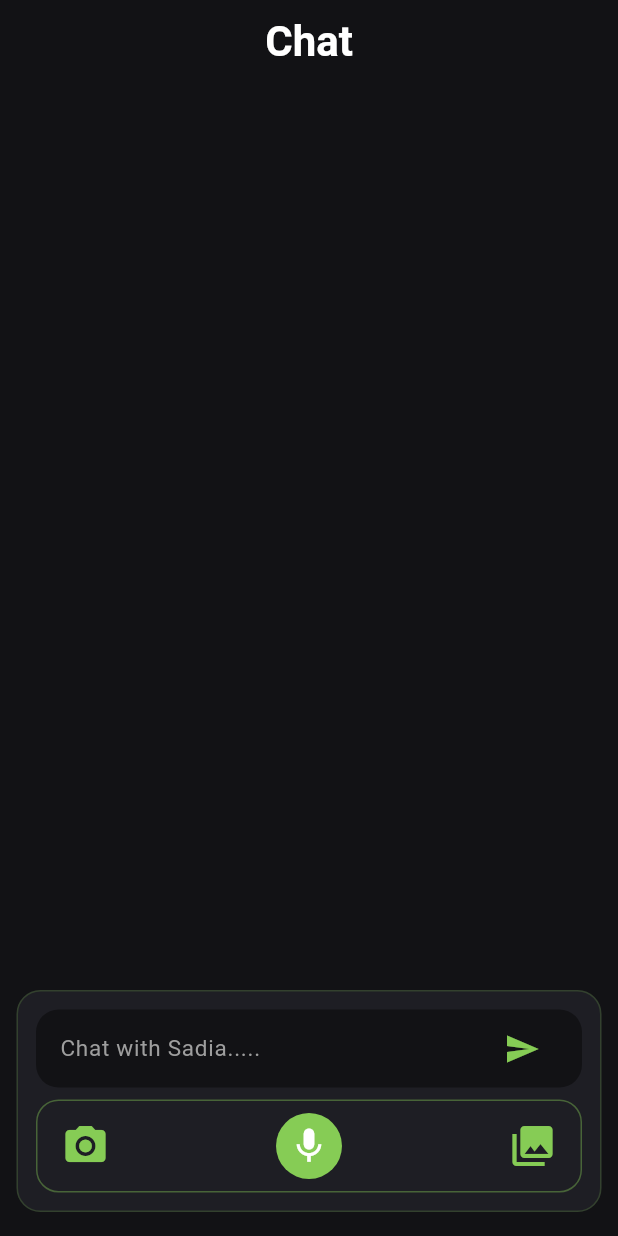
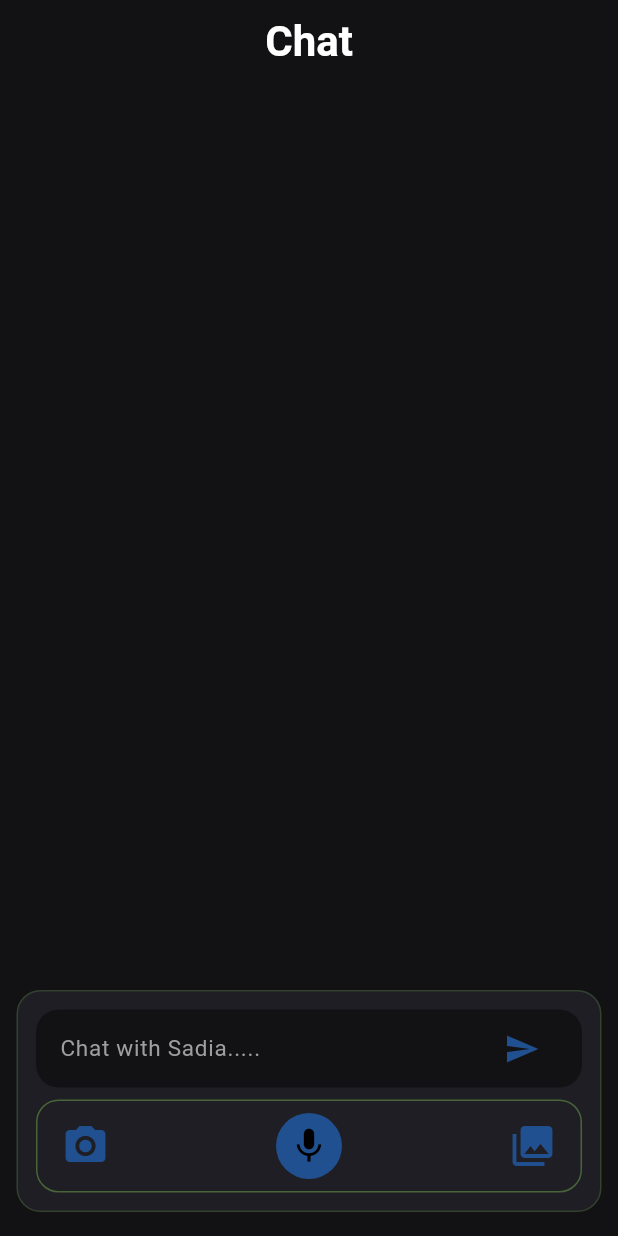
Before and after one commit to sadiascode/Tech_Zoon, a Flutter app: the ChatScreen screen opened directly, on a phone screen of 412 x 824 dp. Run offline on Flutter 3.47's test engine with Material 3 defaults, Android fonts, the phone set to English and light mode, and no system bars; our stand-ins replace flutter_svg, image_picker, pin_code_fields.

Commit message:
added colors

```diff
--- a/lib/common/custom_color.dart
+++ b/lib/common/custom_color.dart
@@ -9,4 +9,9 @@ class AppColors {
 
   ];
 
+  static const Color primary = Color(0xFF205090);
+  static const Color secondary = Color(0xFF6FAED8);
+  static const Color grey = Color(0xFF707070);
+  static const Color black = Colors.black;
+
 }
--- a/lib/featurs/Chat/widget/action_input_bar_widget.dart
+++ b/lib/featurs/Chat/widget/action_input_bar_widget.dart
@@ -2,6 +2,8 @@ import 'dart:io';
 import 'dart:async';
 import 'package:flutter/material.dart';
 import 'package:image_picker/image_picker.dart';
+
+import '../../../common/custom_color.dart';
 
 class ActionInputBarWidget extends StatefulWidget {
   final Function(File)? onImageCaptured;
@@ -161,7 +163,7 @@ class _ActionInputBarWidgetState extends State<ActionInputBarWidget>
                 child: const Icon(
                   Icons.camera_alt,
                   size: 32,
-                  color: Color(0xff86CC55),
+                  color: AppColors.primary,
                 ),
               ),
             ),
@@ -172,12 +174,12 @@ class _ActionInputBarWidgetState extends State<ActionInputBarWidget>
             child: Container(
               padding: const EdgeInsets.all(8),
               decoration: const BoxDecoration(
-                color: Color(0xff86CC55),
+                color: AppColors.primary,
                 shape: BoxShape.circle,
               ),
               child: const Icon(
                 Icons.mic,
-                color: Colors.white,
+                color: AppColors.black,
                 size: 28,
               ),
             ),
@@ -196,7 +198,7 @@ class _ActionInputBarWidgetState extends State<ActionInputBarWidget>
                 child: const Icon(
                   Icons.photo_library,
                   size: 32,
-                  color: Color(0xff86CC55),
+                  color: AppColors.primary,
                 ),
               ),
             ),
--- a/lib/featurs/Chat/widget/custom_text.dart
+++ b/lib/featurs/Chat/widget/custom_text.dart
@@ -1,5 +1,6 @@
 import 'dart:io';
 import 'package:flutter/material.dart';
+import '../../../common/custom_color.dart';
 import 'action_input_bar_widget.dart';
 
 class CustomText extends StatefulWidget {
@@ -63,7 +64,7 @@ class _CustomTextState extends State<CustomText> {
                     padding: const EdgeInsets.symmetric(vertical: 14),
                     child: Row(
                       children: [
-                        const Icon(Icons.mic, color: Color(0xff86CC55)),
+                         Icon(Icons.mic, color: AppColors.primary),
                         const SizedBox(width: 8),
                         Text(
                           "Voice Recording (${_stagedRecording!['duration']}s)",
@@ -94,7 +95,7 @@ class _CustomTextState extends State<CustomText> {
                 ),
                 IconButton(
                   onPressed: _handleSend,
-                  icon: const Icon(Icons.send, color: Color(0xff86CC55), size: 24),
+                  icon:  Icon(Icons.send, color: AppColors.primary, size: 24),
                 ),
               ],
             ),
```
